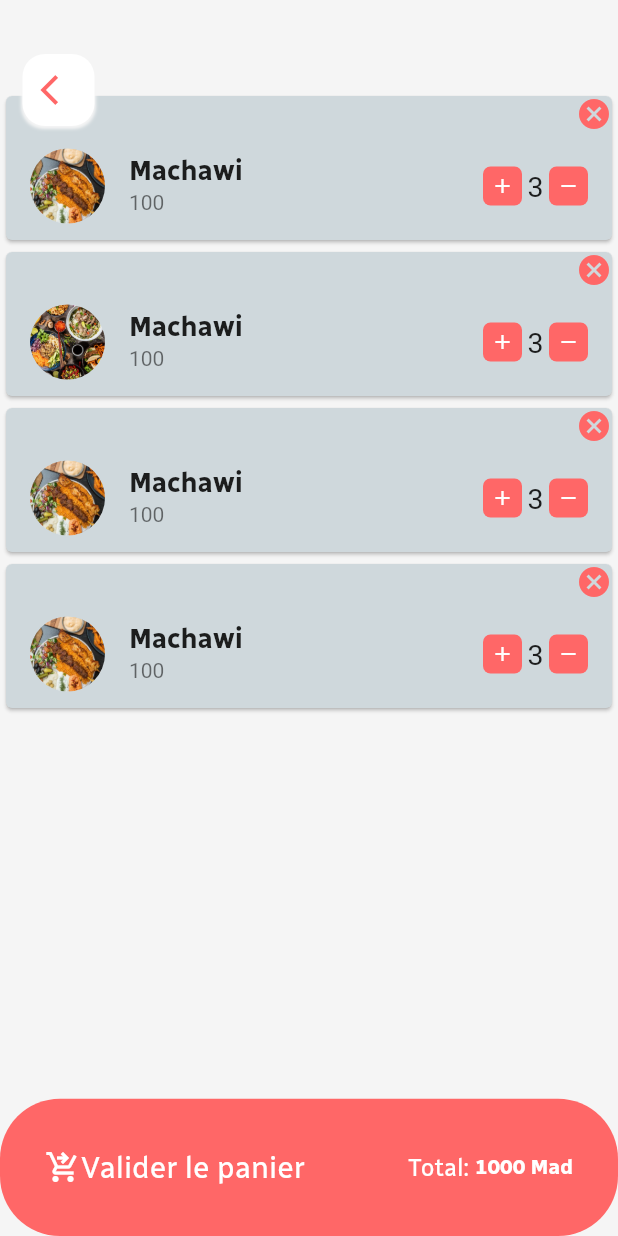
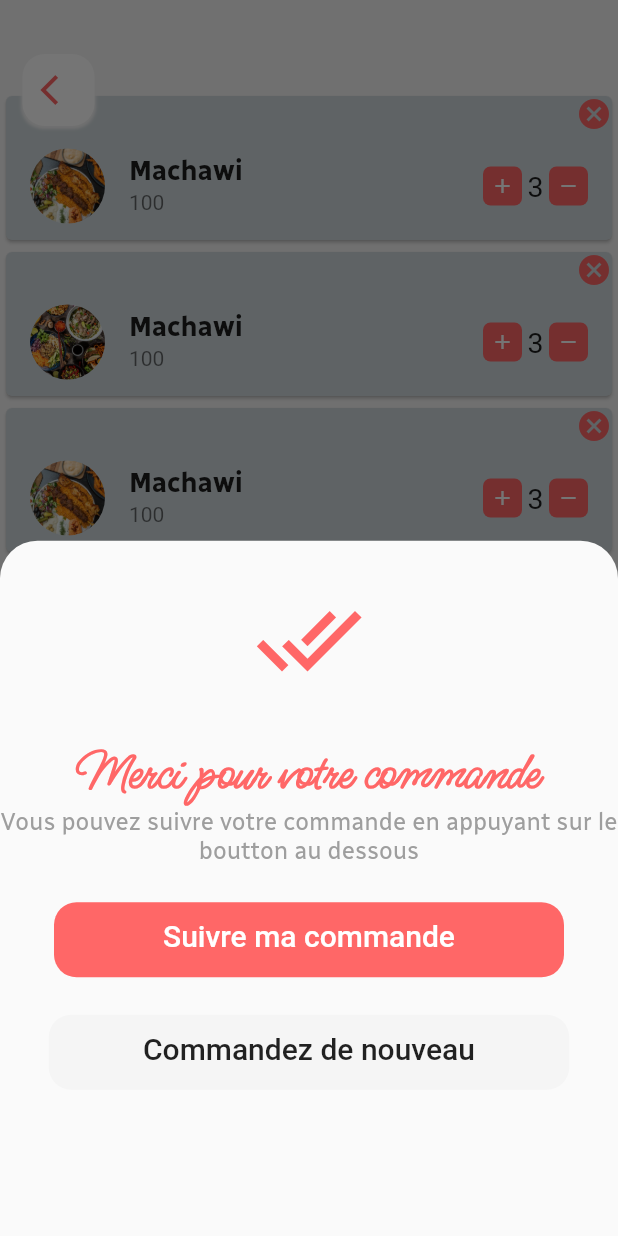
Before and after one commit to noussairox/food_delevery_app, a Flutter app: the Shopping screen opened directly, after a tap on "Valider le panier", on a phone screen of 412 x 824 dp. Run offline on Flutter 3.47's test engine with Material 2 defaults, Android fonts, the phone set to English and light mode, and no system bars; our stand-ins replace font_awesome_flutter, google_fonts, page_indicator, splashscreen, timeline_tile.

Commit message:
Travail beetween 06/05/2022 to 08/05/2022

```diff
--- a/lib/pages/home/home.dart
+++ b/lib/pages/home/home.dart
@@ -158,7 +158,7 @@ class _HomeState extends State<Home> {
               ),
               Container(
                 width: MediaQuery.of(context).size.width,
-                height: MediaQuery.of(context).size.height - 368,
+                height: MediaQuery.of(context).size.height / 3 + 150,
                 child: ListView.builder(
                     itemCount: myarr_product.length,
                     itemBuilder: (BuildContext context, int index) {
--- a/lib/pages/shopping/shopping.dart
+++ b/lib/pages/shopping/shopping.dart
@@ -69,6 +69,94 @@ class _ShoppingState extends State<Shopping> {
       "pro_qty": "3",
     }
   ];
+  void _showSheetMessage(context) {
+    showModalBottomSheet(
+        shape: RoundedRectangleBorder(
+            borderRadius: BorderRadius.only(
+          topLeft: Radius.circular(25),
+          topRight: Radius.circular(25),
+        )),
+        context: context,
+        builder: (BuildContext bc) {
+          return Container(
+            child: ListView(
+              children: [
+                Column(
+                  mainAxisAlignment: MainAxisAlignment.center,
+                  children: [
+                    Container(
+                      margin: EdgeInsets.only(top: 30.0, bottom: 30.0),
+                      child: Icon(
+                        Icons.done_all,
+                        color: PrimaryColor,
+                        size: 72,
+                      ),
+                    ),
+                    Text(
+                      "Merci pour votre commande",
+                      style: TextStyle(
+                          color: PrimaryColor,
+                          fontSize: 35.0,
+                          fontWeight: FontWeight.bold,
+                          fontFamily: 'MsMadi'),
+                    ),
+                    Text(
+                      "Vous pouvez suivre votre commande en appuyant sur le boutton au dessous",
+                      style: TextStyle(
+                          color: Colors.grey,
+                          fontSize: 16.0,
+                          fontFamily: 'RadioCanada'),
+                      textAlign: TextAlign.center,
+                    ),
+                    Padding(
+                      padding: EdgeInsets.only(top: 5.0),
+                      child: MaterialButton(
+                        child: Container(
+                          margin: EdgeInsets.all(20),
+                          padding: EdgeInsets.only(top: 11),
+                          width: MediaQuery.of(context).size.width,
+                          height: 50,
+                          child: Text(
+                            "Suivre ma commande",
+                            textAlign: TextAlign.center,
+                            style:
+                                TextStyle(color: Colors.white, fontSize: 20.0),
+                          ),
+                          decoration: BoxDecoration(
+                              color: PrimaryColor,
+                              borderRadius: BorderRadius.circular(15)),
+                        ),
+                        onPressed: () {},
+                      ),
+                    ),
+                    Padding(
+                      padding: EdgeInsets.only(top: 5.0),
+                      child: MaterialButton(
+                        child: Container(
+                          margin: EdgeInsets.all(0),
+                          padding: EdgeInsets.only(top: 11),
+                          width: MediaQuery.of(context).size.width - 65,
+                          height: 50,
+                          child: Text(
+                            "Commandez de nouveau",
+                            textAlign: TextAlign.center,
+                            style: TextStyle(fontSize: 20.0),
+                          ),
+                          decoration: BoxDecoration(
+                              color: Colors.grey[100],
+                              borderRadius: BorderRadius.circular(15)),
+                        ),
+                        onPressed: () {},
+                      ),
+                    )
+                  ],
+                )
+              ],
+            ),
+          );
+        });
+  }
+
   @override
   Widget build(BuildContext context) {
     return Scaffold(
@@ -106,7 +194,9 @@ class _ShoppingState extends State<Shopping> {
         child: Row(
           children: [
             GestureDetector(
-              onTap: () {},
+              onTap: () {
+                _showSheetMessage(context);
+              },
               child: Row(
                 children: [
                   Icon(
--- a/pubspec.yaml
+++ b/pubspec.yaml
@@ -33,6 +33,7 @@ dependencies:
   page_indicator: ^0.4.1
   font_awesome_flutter: ^10.1.0
   google_fonts: ^2.3.2
+  timeline_tile: ^2.0.0
 
 
   # The following adds the Cupertino Icons font to your application.
@@ -69,6 +70,7 @@ flutter:
    - images/tip1.png
    - images/tip2.png
    - images/tip3.png
+   - images/achraf.png
    - images/product/prod1.jpg
    - images/product/prod2.jpg
    - images/product/prod3.jpg
```
Also changed, not shown: lib/pages/drawer/mydrawer.dart (+35 -1 lines), lib/pages/order/tracking.dart (added, +300 -0 lines), images/achraf.png (added), pubspec.lock.
